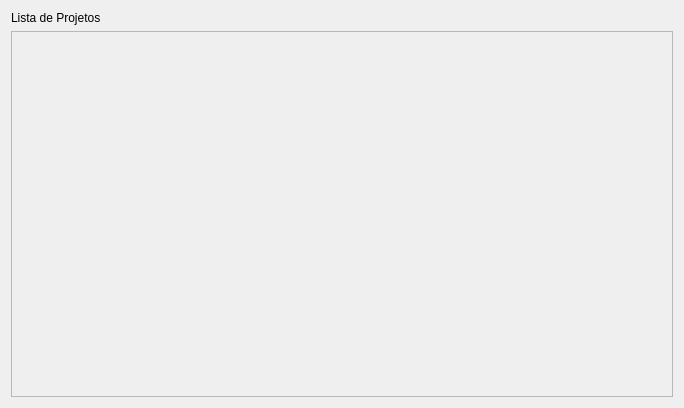
The window that view/lista_de_projetos.ui (imora97/Gerenciamento-de-Projetos) describes before a commit, drawn with Qt 5.
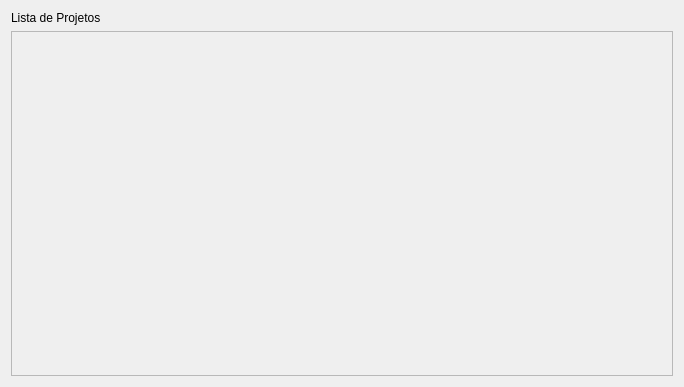
The same window after the commit.

Patch:
```diff
--- a/view/lista_de_projetos.ui
+++ b/view/lista_de_projetos.ui
@@ -7,7 +7,7 @@
     <x>0</x>
     <y>0</y>
     <width>684</width>
-    <height>408</height>
+    <height>387</height>
    </rect>
   </property>
   <property name="windowTitle">
@@ -35,7 +35,7 @@
         <x>0</x>
         <y>0</y>
         <width>664</width>
-        <height>350</height>
+        <height>329</height>
        </rect>
       </property>
       <layout class="QVBoxLayout" name="verticalLayout_6">
```
